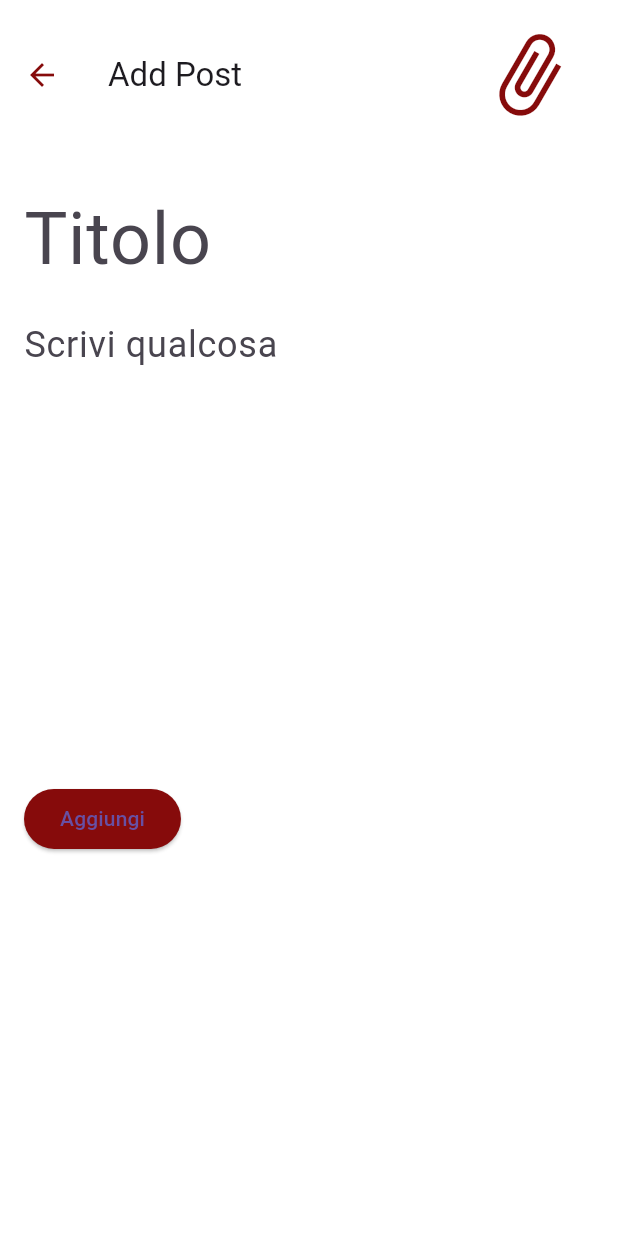
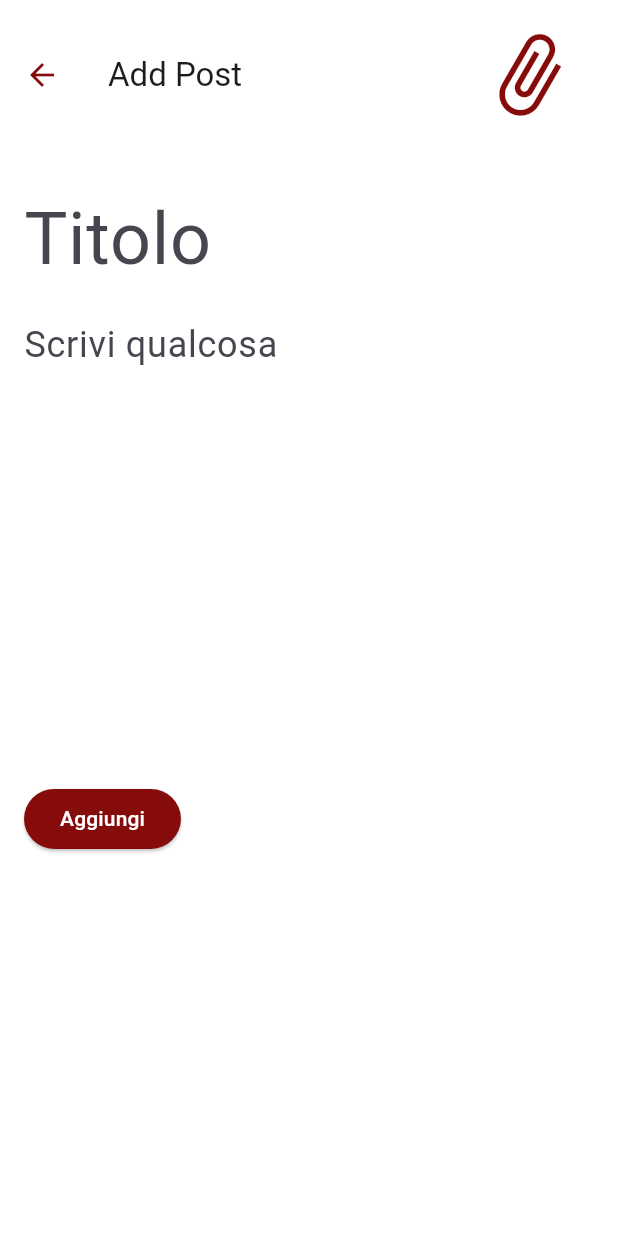
Before and after one commit to teotexe/NoteIt, a Flutter app: the AppState screen opened directly, item 5 of the bottom bar chosen, after a tap on the "add" icon, on a phone screen of 412 x 824 dp. Run offline on Flutter 3.47's test engine with Material 3 defaults, Android fonts, the light colour scheme and no system bars; drawn by our look-alikes of carousel_slider; our stand-ins replace file_picker, isar, photo_view; accounts and stored records are empty; generated files the repository leaves out were written again.

Commit message:
Minor aesthetic improvements

```diff
--- a/lib/config/theme/app_theme.dart
+++ b/lib/config/theme/app_theme.dart
@@ -21,12 +21,14 @@ class AppTheme {
       buttonTheme: ButtonThemeData(
         buttonColor: myCustomColor,
         textTheme: ButtonTextTheme.primary,
+        colorScheme: ColorScheme.light(primary: Colors.white),
       ),
       iconTheme: const IconThemeData(
         color: Color.fromARGB(255, 134, 11, 11),
       ),
       floatingActionButtonTheme: const FloatingActionButtonThemeData(
         backgroundColor: Color.fromARGB(255, 134, 11, 11),
+        foregroundColor: Colors.white, // Setting text color for FAB to white
       ),
       iconButtonTheme: IconButtonThemeData(
         style: ButtonStyle(
@@ -39,6 +41,10 @@ class AppTheme {
         style: ButtonStyle(
           backgroundColor: MaterialStateColor.resolveWith(
             (states) => myCustomColor,
+          ),
+          // Setting text color for elevated buttons to white
+          foregroundColor: MaterialStateColor.resolveWith(
+            (states) => Colors.white,
           ),
         ),
       ),
--- a/lib/feature_login/login_page.dart
+++ b/lib/feature_login/login_page.dart
@@ -1,5 +1,6 @@
 import 'dart:io';
 
+import 'package:NoteIt/config/theme/app_theme.dart';
 import 'package:file_picker/file_picker.dart';
 import 'package:flutter/material.dart';
 import 'package:NoteIt/core/constants/constants.dart';
@@ -84,6 +85,7 @@ class _LoginPageState extends State<LoginPage> {
                             });
                           },
                           items: snapshot.data!,
+                          style: TextStyle(color: AppTheme.myCustomColor),
                         );
                       }
                     },
@@ -114,14 +116,14 @@ class _LoginPageState extends State<LoginPage> {
                     children: [
                       if (currProfilePicture.isNotEmpty)
                         CircleAvatar(
-                          radius: 50,
+                          radius: 15,
                           backgroundImage: FileImage(File(currProfilePicture)),
                         )
                       else
                         const CircleAvatar(
-                          radius: 50,
-                          child: Icon(Icons.person),
-                        ),
+                            backgroundColor: Color.fromARGB(255, 134, 11, 11),
+                            radius: 15,
+                            child: Icon(Icons.person, color: Colors.white)),
                       SizedBox(
                         height: MediaQuery.of(context).size.height * 0.04,
                       ),
@@ -271,9 +273,9 @@ class _LoginPageState extends State<LoginPage> {
                           FileImage(File(credentialsList[i].profilePicture)),
                     )
                   : const CircleAvatar(
+                      backgroundColor: Color.fromARGB(255, 134, 11, 11),
                       radius: 15,
-                      child: Icon(Icons.person),
-                    ),
+                      child: Icon(Icons.person, color: Colors.white)),
               const SizedBox(width: 8),
               Text('${credentialsList[i].username}'),
             ],
--- a/lib/feature_profile/profile_page/profile_page.dart
+++ b/lib/feature_profile/profile_page/profile_page.dart
@@ -116,8 +116,11 @@ class _ProfilePageState extends State<ProfilePage> {
                                           FileImage(File(profilePicture)),
                                     )
                                   : CircleAvatar(
-                                    radius: 50, child: Icon(Icons.person)),
-                          ),
+                                      backgroundColor:
+                                          AppTheme.getTheme().primaryColor,
+                                      radius: 50,
+                                      child: Icon(Icons.person,
+                                          color: Colors.white))),
                           SizedBox(
                             height: MediaQuery.of(context).size.height * 0.02,
                           ),
@@ -162,7 +165,11 @@ class _ProfilePageState extends State<ProfilePage> {
                                         FileImage(File(profilePicture)),
                                   )
                                 : CircleAvatar(
-                                    radius: 50, child: Icon(Icons.person)),
+                                    backgroundColor:
+                                        AppTheme.getTheme().primaryColor,
+                                    radius: 50,
+                                    child: Icon(Icons.person,
+                                        color: Colors.white)),
                           ),
                           SizedBox(
                             height: MediaQuery.of(context).size.height * 0.02,
--- a/lib/local/isar_service.dart
+++ b/lib/local/isar_service.dart
@@ -1,5 +1,4 @@
 import 'dart:io';
-
 import 'package:isar/isar.dart';
 import 'package:NoteIt/core/constants/constants.dart';
 import 'package:NoteIt/entities/post.dart';
--- a/lib/main.dart
+++ b/lib/main.dart
@@ -12,9 +12,6 @@
 import 'local/isar_service.dart';
 
 void main() {
-  // WidgetsFlutterBinding.ensureInitialized();
-  // credentialsList = [];
-  // isarService.cleanDB();
   runApp(MyApp());
 }
 
@@ -34,23 +31,37 @@
 }
 
 class _AppStateState extends State<AppState> {
+  PageController _pageController = PageController(initialPage: 0);
   int _currentIndex = 0; // Track the current index of the bottom navigation bar
 
   @override
   Widget build(BuildContext context) {
     return Scaffold(
-      body: _getBody(
-          _currentIndex), // Add this line to display the corresponding body based on the selected tab
-
+      body: PageView(
+        controller: _pageController,
+        onPageChanged: (index) {
+          setState(() {
+            _currentIndex = index;
+          });
+        },
+        children: <Widget>[
+          HomePage(),
+          SearchPage(),
+          RankingPage(),
+          FavoritesPage(),
+          ProfilePage(),
+        ],
+      ),
       bottomNavigationBar: BottomNavigationBar(
         showSelectedLabels: false,
         showUnselectedLabels: false,
         type: BottomNavigationBarType.fixed,
         currentIndex: _currentIndex,
         onTap: (index) {
-          // Handle navigation when a bottom navigation bar item is tapped
           setState(() {
             _currentIndex = index;
+            _pageController
+                .jumpToPage(index); // Set page directly without animation
           });
         },
         items: const [
@@ -66,22 +77,4 @@
       ),
     );
   }
-
-  // Function to return the corresponding body based on the selected tab
-  Widget _getBody(int currentIndex) {
-    switch (currentIndex) {
-      case 0:
-        return HomePage();
-      case 1:
-        return SearchPage();
-      case 2:
-        return RankingPage();
-      case 3:
-        return FavoritesPage();
-      case 4:
-        return ProfilePage();
-      default:
-        return Container();
-    }
-  }
 }
--- a/pubspec.yaml
+++ b/pubspec.yaml
@@ -37,6 +37,7 @@ dependencies:
   cupertino_icons: ^1.0.2
 
   file_picker: ^6.1.1
+  dio: ^5.4.1
   mime: ^1.0.5
   image: ^3.0.1
   photo_view: ^0.14.0
```
Also changed, not shown: pubspec.lock. Lines whose indentation alone changed are shown as unchanged.
